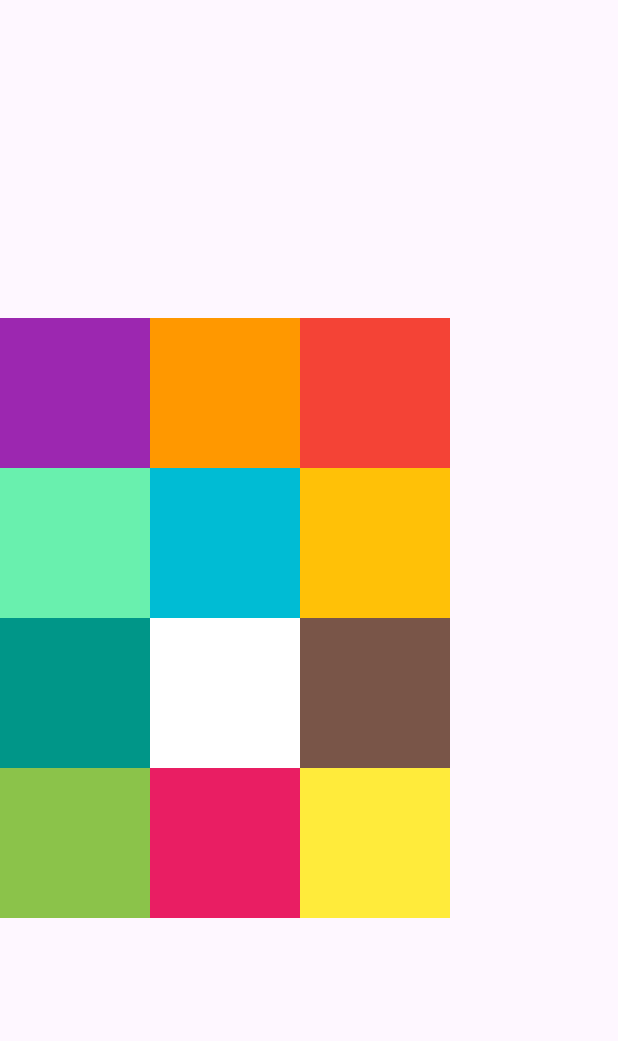
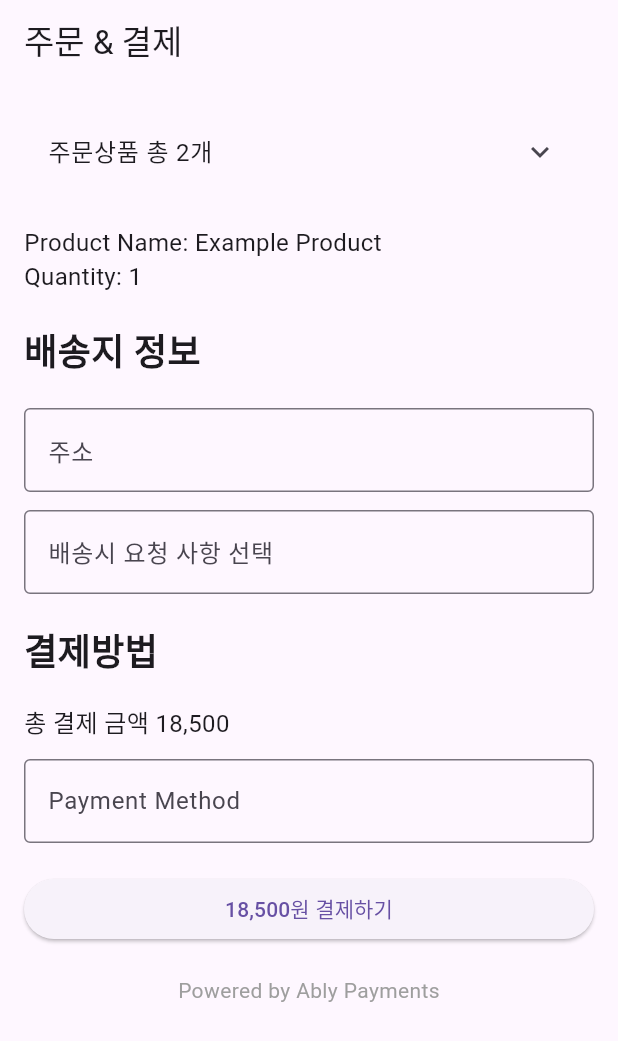
Before and after one commit to GK-solutionMD-2023-4th/1206_rae, a Flutter app: the screen it shows after launch, on a phone screen of 412 x 824 dp. Shown: the top 1041 px of the screen. Run offline on Flutter 3.47's test engine with Material 3 defaults, Android fonts, the phone set to English and light mode, and no system bars; our stand-ins replace carousel_slider.

Commit message:
주문결제 페이지

```diff
--- a/lib/main.dart
+++ b/lib/main.dart
@@ -2,8 +2,10 @@ import 'package:flutter/material.dart';
 import 'goods_information_screen.dart';
 import 'ramen.dart';
 import 'screens/login_screen.dart';
+import 'payment_home.dart';
+
 
 
 void main() {
-  runApp(MyApp());
+  runApp(PaymentPage());
 }
--- /dev/null
+++ b/lib/payment_home.dart
@@ -0,0 +1,122 @@
+import 'package:flutter/material.dart';
+
+
+class PaymentPage extends StatelessWidget {
+  @override
+  Widget build(BuildContext context) {
+    return MaterialApp(
+      home: _PaymentPage(),
+    );
+  }
+}
+
+class _PaymentPage extends StatelessWidget {
+  @override
+  Widget build(BuildContext context) {
+    return Scaffold(
+      appBar: AppBar(
+        title: Text('주문 & 결제'), // 화면 상단에 'Order & Payment' 타이틀 표시
+      ),
+      body: Padding(
+        padding: EdgeInsets.all(16.0),
+        child: Column(
+          crossAxisAlignment: CrossAxisAlignment.stretch,
+          children: <Widget>[
+            // 주문 상품 정보 섹션
+
+            ExpansionTile(
+              title: Text("주문상품 총 2개"), // 헤더 제목
+              children: [
+                Container(
+                  color: Colors.black12, // 컨테이너 배경색
+                  padding: EdgeInsets.all(20), // 컨테이너 안의 여백 설정
+                  width: double.infinity, // 컨테이너의 가로 너비를 화면 전체로 확장
+                  child: Column(
+                    crossAxisAlignment: CrossAxisAlignment.start,
+                    children: [
+                      Text("베이비랜드 마블풍선 20P 핑크"), // 첫 번째 상품명
+                      Text("스타리움 왕관 스트랩 1세트"), // 두 번째 상품명
+                    ],
+                  ),
+                ),
+              ],
+            ),
+
+
+            SizedBox(height: 20.0),// 위젯 간 간격 조절
+            // 주문 상품 정보를 보여주는 텍스트
+            Text(
+              'Product Name: Example Product\nQuantity: 1', // 상품명과 수량 정보
+              style: TextStyle(fontSize: 16.0),
+            ),
+            SizedBox(height: 20.0), // 위젯 간 간격 조절
+            // 배송 정보 입력 섹션
+            Text(
+              '배송지 정보', // 'Delivery Information' 텍스트 표시
+              style: TextStyle(
+                fontSize: 24.0,
+                fontWeight: FontWeight.bold,
+              ),
+            ),
+            SizedBox(height: 20.0), // 위젯 간 간격 조절
+            TextFormField(
+              decoration: InputDecoration(
+                labelText: '주소', // 'Shipping Address' 라벨 텍스트 표시
+                border: OutlineInputBorder(), // 테두리 스타일 추가
+              ),
+            ),
+            SizedBox(height: 12.0), // 위젯 간 간격 조절
+            TextFormField(
+              decoration: InputDecoration(
+                labelText: '배송시 요청 사항 선택', // 'Special Requests for Delivery' 라벨 텍스트 표시
+                border: OutlineInputBorder(), // 테두리 스타일 추가
+              ),
+            ),
+            SizedBox(height: 20.0), // 위젯 간 간격 조절
+            // 결제 정보 및 총 결제 금액 섹션
+            Text(
+              '결제방법', // 'Payment & Total Amount' 텍스트 표시
+              style: TextStyle(
+                fontSize: 24.0,
+                fontWeight: FontWeight.bold,
+              ),
+            ),
+            SizedBox(height: 20.0), // 위젯 간 간격 조절
+            Text(
+              '총 결제 금액 18,500', // 총 결제 금액 정보
+              style: TextStyle(fontSize: 16.0),
+            ),
+            SizedBox(height: 12.0), // 위젯 간 간격 조절
+            TextFormField(
+              decoration: InputDecoration(
+                labelText: 'Payment Method', // 'Payment Method' 라벨 텍스트 표시
+                border: OutlineInputBorder(), // 테두리 스타일 추가
+              ),
+            ),
+            SizedBox(height: 20.0), // 위젯 간 간격 조절
+            ElevatedButton(
+              onPressed: () {
+                // 결제 버튼을 눌렀을 때의 로직 추가
+              },
+              child: Text('18,500원 결제하기'), // 'Place Order & Pay' 텍스트를 가진 버튼
+            ),
+            SizedBox(height: 20.0), // 위젯 간 간격 조절
+            Text(
+              'Powered by Ably Payments', // 'Powered by Ably Payments' 텍스트 표시
+              textAlign: TextAlign.center,
+              style: TextStyle(
+                color: Colors.grey, // 회색 글자색으로 스타일 지정
+              ),
+            ),
+          ],
+        ),
+      ),
+    );
+  }
+}
+
+void main() {
+  runApp(MaterialApp(
+    home: _PaymentPage(), // OrderPaymentPage를 앱의 홈으로 설정하여 실행
+  ));
+}
```
